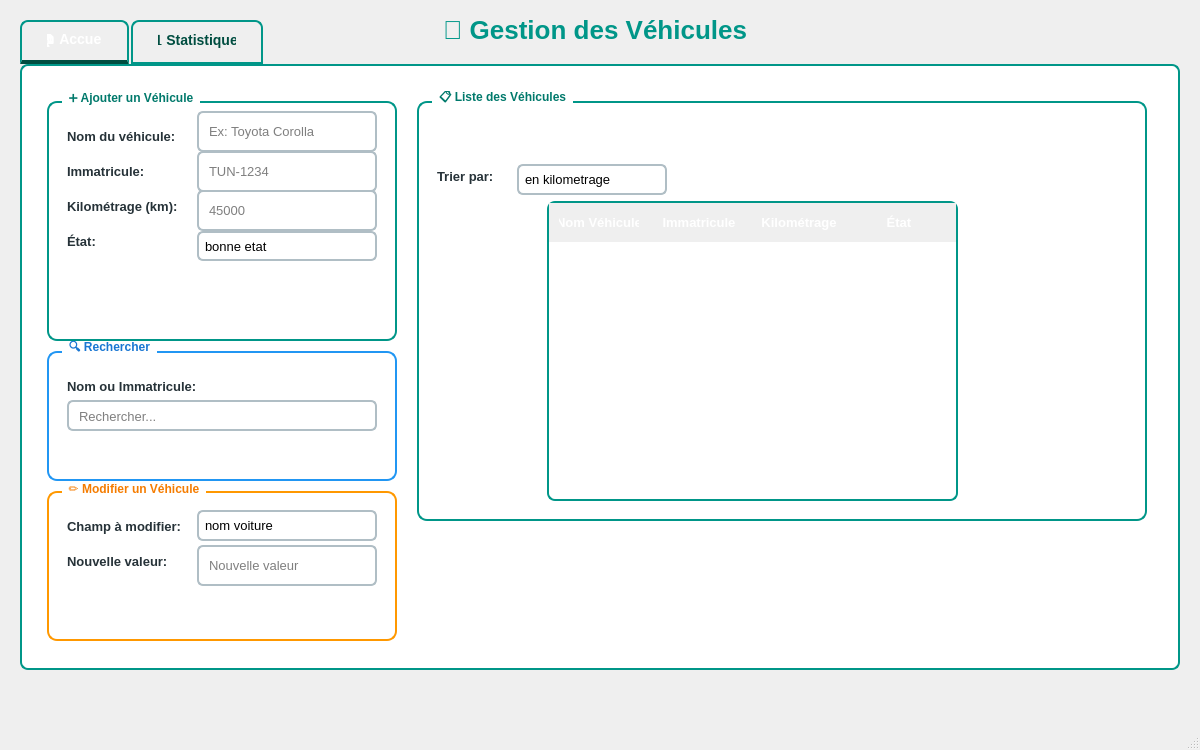
Above: mainwindow.ui from Esprit-UP-Algo/projetcpp-2a25-s1-smart-driving-school before the change. Below: the same form after it.
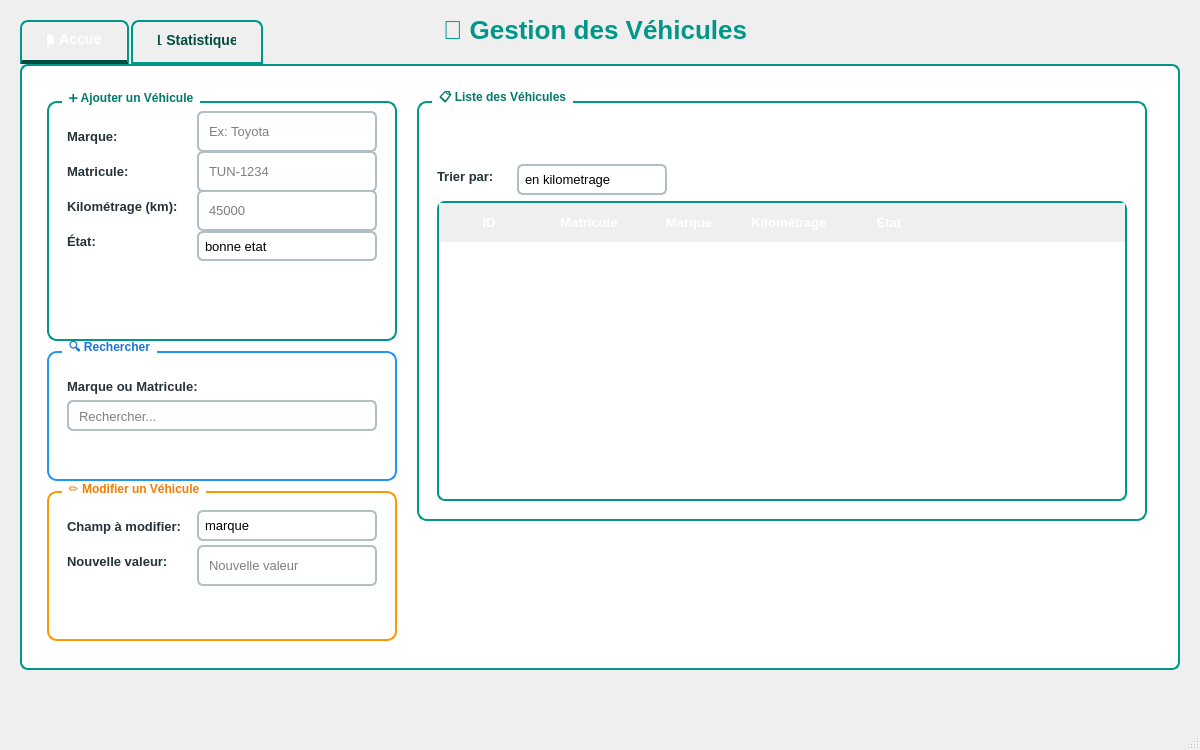
That is the form after the change. The open tabs and pages were chosen to show the change. Icons and pictures are not drawn.

The edit to the form file:
```diff
--- a/mainwindow.ui
+++ b/mainwindow.ui
@@ -257,7 +257,7 @@
         </rect>
        </property>
        <property name="text">
-        <string>Nom du véhicule:</string>
+        <string>Marque:</string>
        </property>
       </widget>
       <widget class="QLineEdit" name="lineEdit">
@@ -270,7 +270,7 @@
         </rect>
        </property>
        <property name="placeholderText">
-        <string>Ex: Toyota Corolla</string>
+        <string>Ex: Toyota</string>
        </property>
       </widget>
       <widget class="QLabel" name="label_2">
@@ -283,7 +283,7 @@
         </rect>
        </property>
        <property name="text">
-        <string>Immatricule:</string>
+        <string>Matricule:</string>
        </property>
       </widget>
       <widget class="QLineEdit" name="lineEdit_2">
@@ -411,7 +411,7 @@
         </rect>
        </property>
        <property name="text">
-        <string>Nom ou Immatricule:</string>
+        <string>Marque ou Matricule:</string>
        </property>
       </widget>
       <widget class="QLineEdit" name="lineEdit_3">
@@ -494,7 +494,7 @@
        </property>
        <item>
         <property name="text">
-         <string>nom voiture</string>
+         <string>marque</string>
         </property>
        </item>
        <item>
@@ -669,9 +669,9 @@
       <widget class="QTableWidget" name="tableWidget">
        <property name="geometry">
         <rect>
-         <x>130</x>
+         <x>20</x>
          <y>110</y>
-         <width>411</width>
+         <width>690</width>
          <height>300</height>
         </rect>
        </property>
@@ -681,14 +681,25 @@
        <property name="selectionBehavior">
         <enum>QAbstractItemView::SelectionBehavior::SelectRows</enum>
        </property>
+       <property name="columnCount">
+        <number>5</number>
+       </property>
+       <attribute name="horizontalHeaderVisible">
+        <bool>true</bool>
+       </attribute>
        <column>
         <property name="text">
-         <string>Nom Véhicule</string>
+         <string>ID</string>
         </property>
        </column>
        <column>
         <property name="text">
-         <string>Immatricule</string>
+         <string>Matricule</string>
+        </property>
+       </column>
+       <column>
+        <property name="text">
+         <string>Marque</string>
         </property>
        </column>
        <column>
```
Left out of the diff: 4 changed lines with no effect on the pictures.
